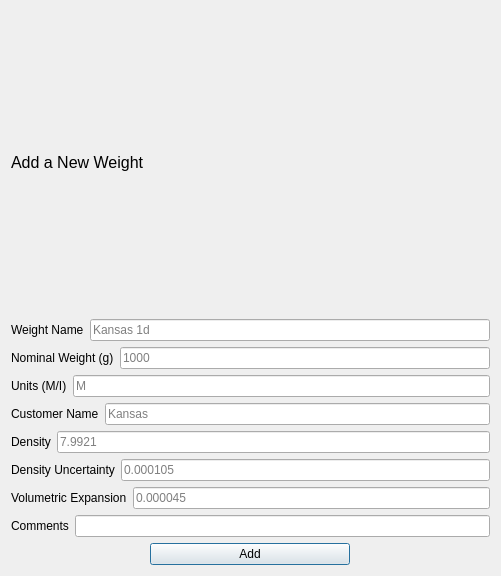
Qt form sub_ui/Add_Weight.ui (pwang96/MEASURE) before a commit.
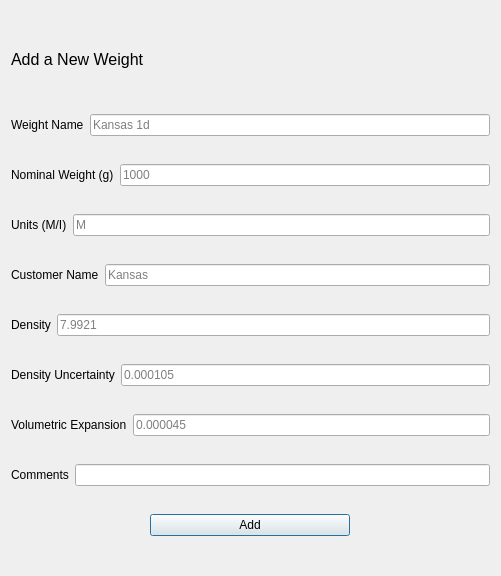
The same form after that commit.

Commit message: made air density calculator in misc tab added conditions to correct measurements for the balances that read in units other than mg corrected simple mistakes in edit_existing_weight, populate_dictionary added things to the commands dictionary in config

```diff
--- a/sub_ui/Add_Weight.ui
+++ b/sub_ui/Add_Weight.ui
@@ -16,6 +16,12 @@
   <layout class="QGridLayout" name="gridLayout">
    <item row="0" column="0">
     <widget class="QLabel" name="label_9">
+     <property name="maximumSize">
+      <size>
+       <width>16777215</width>
+       <height>53</height>
+      </size>
+     </property>
      <property name="font">
       <font>
        <pointsize>12</pointsize>
```
The commit also changes 24 other files.
